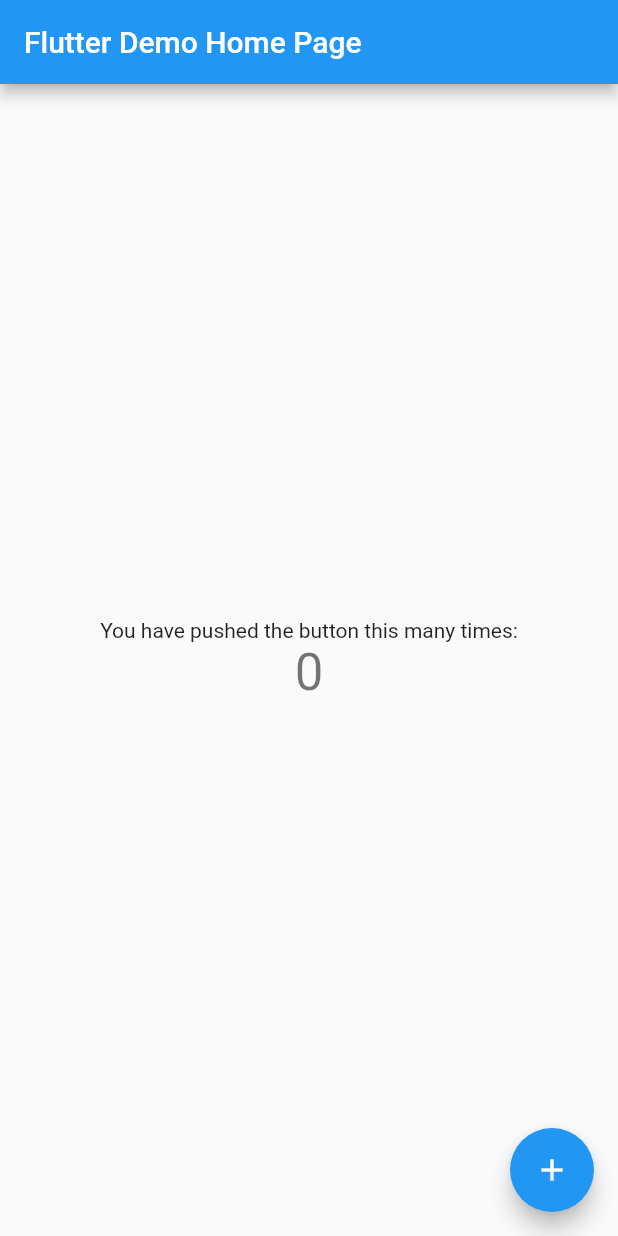
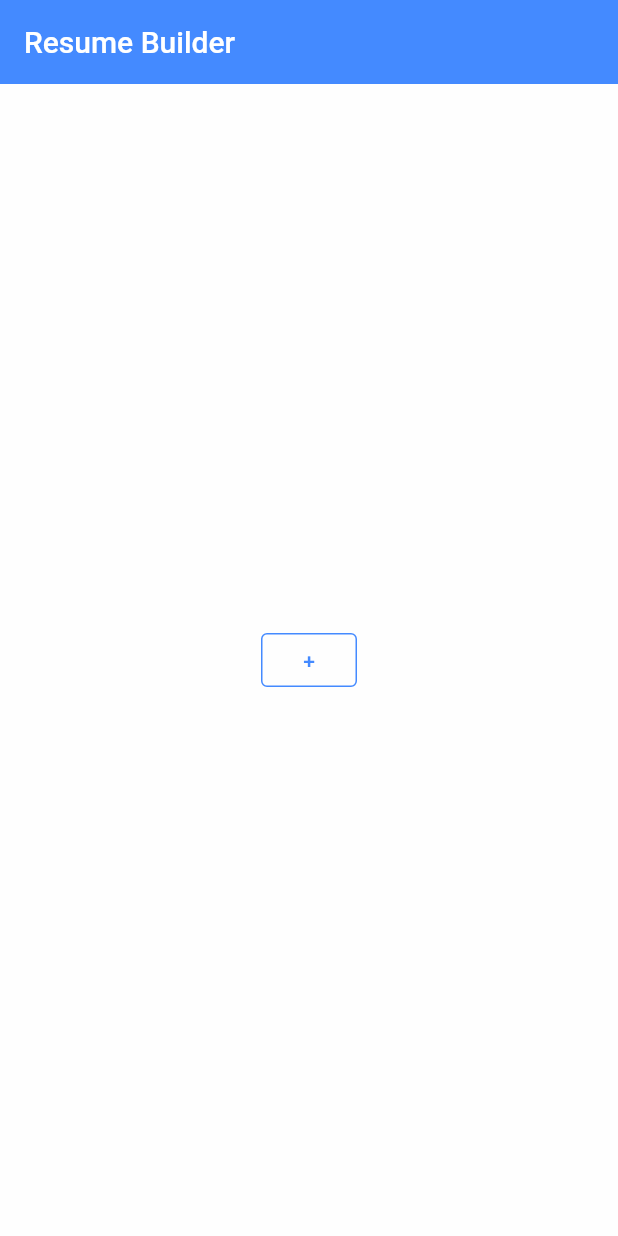
Before and after one commit to abhishek25red/resumemaker, a Flutter app: the screen it shows after launch, on a phone screen of 412 x 824 dp. Run offline on Flutter 3.47's test engine with Material 2 defaults, Android fonts, the phone set to English and light mode, and no system bars; our stand-ins replace sqflite; accounts and stored records are empty.

Commit message:
did minor chnages in icons and form field

```diff
--- a/lib/database.dart
+++ b/lib/database.dart
@@ -72,8 +72,7 @@ CREATE TABLE $cvtable (
     final db = await instance.database;
 
     final orderBy = '${cvsFields.time} ASC';
-    // final result =
-    //     await db.rawQuery('SELECT * FROM $tableNotes ORDER BY $orderBy');
+
 
     final result = await db.query(cvtable, orderBy: orderBy);
 
--- a/lib/details.dart
+++ b/lib/details.dart
@@ -38,7 +38,7 @@ class _cvDetailPageState extends State<cvDetailPage> {
   @override
   Widget build(BuildContext context) => Scaffold(
         appBar: AppBar(
-      backgroundColor: Colors.green.shade100,
+          backgroundColor: Colors.blueAccent,
           title: Text('resumes'),
           actions: [editButton(), deleteButton()],
         ),
@@ -73,7 +73,6 @@ class _cvDetailPageState extends State<cvDetailPage> {
       );
 
   Widget editButton() => IconButton(
-
       icon: Icon(Icons.edit_outlined),
       onPressed: () async {
         if (isLoading) return;
--- a/lib/main.dart
+++ b/lib/main.dart
@@ -1,115 +1,117 @@
 import 'package:flutter/material.dart';
+import 'package:resumemaker/database.dart';
+import 'package:resumemaker/details.dart';
+import 'package:resumemaker/edit.dart';
+import 'package:resumemaker/model.dart';
 
 void main() {
-  runApp(const MyApp());
+  runApp(MyApp());
 }
 
 class MyApp extends StatelessWidget {
-  const MyApp({Key? key}) : super(key: key);
-
-  // This widget is the root of your application.
   @override
   Widget build(BuildContext context) {
     return MaterialApp(
-      title: 'Flutter Demo',
+      debugShowCheckedModeBanner: false,
       theme: ThemeData(
-        // This is the theme of your application.
-        //
-        // Try running your application with "flutter run". You'll see the
-        // application has a blue toolbar. Then, without quitting the app, try
-        // changing the primarySwatch below to Colors.green and then invoke
-        // "hot reload" (press "r" in the console where you ran "flutter run",
-        // or simply save your changes to "hot reload" in a Flutter IDE).
-        // Notice that the counter didn't reset back to zero; the application
-        // is not restarted.
         primarySwatch: Colors.blue,
       ),
-      home: const MyHomePage(title: 'Flutter Demo Home Page'),
+      home: MyHomePage(),
     );
   }
 }
 
 class MyHomePage extends StatefulWidget {
-  const MyHomePage({Key? key, required this.title}) : super(key: key);
-
-  // This widget is the home page of your application. It is stateful, meaning
-  // that it has a State object (defined below) that contains fields that affect
-  // how it looks.
-
-  // This class is the configuration for the state. It holds the values (in this
-  // case the title) provided by the parent (in this case the App widget) and
-  // used by the build method of the State. Fields in a Widget subclass are
-  // always marked "final".
-
-  final String title;
-
   @override
-  State<MyHomePage> createState() => _MyHomePageState();
+  _MyHomePageState createState() => _MyHomePageState();
 }
 
 class _MyHomePageState extends State<MyHomePage> {
-  int _counter = 0;
+  late List<cv> cvs;
+  bool isLoading = false;
+  @override
+  void initState() {
+    super.initState();
 
-  void _incrementCounter() {
-    setState(() {
-      // This call to setState tells the Flutter framework that something has
-      // changed in this State, which causes it to rerun the build method below
-      // so that the display can reflect the updated values. If we changed
-      // _counter without calling setState(), then the build method would not be
-      // called again, and so nothing would appear to happen.
-      _counter++;
-    });
+    refreshcvs();
   }
 
   @override
+  void dispose() {
+    cvsDatabase.instance.close();
+
+    super.dispose();
+  }
+
+  Future refreshcvs() async {
+    setState(() => isLoading = true);
+
+    this.cvs = await cvsDatabase.instance.readAllcvs();
+
+    setState(() => isLoading = false);
+  }
+
   Widget build(BuildContext context) {
-    // This method is rerun every time setState is called, for instance as done
-    // by the _incrementCounter method above.
-    //
-    // The Flutter framework has been optimized to make rerunning build methods
-    // fast, so that you can just rebuild anything that needs updating rather
-    // than having to individually change instances of widgets.
+    var screensize = MediaQuery.of(context).size;
+    var widthT = screensize.width;
+    var heightT = screensize.height;
     return Scaffold(
       appBar: AppBar(
-        // Here we take the value from the MyHomePage object that was created by
-        // the App.build method, and use it to set our appbar title.
-        title: Text(widget.title),
+        title: Text("Resume Builder"),
+        backgroundColor: Colors.blueAccent,
+        elevation: 0,
       ),
-      body: Center(
-        // Center is a layout widget. It takes a single child and positions it
-        // in the middle of the parent.
-        child: Column(
-          // Column is also a layout widget. It takes a list of children and
-          // arranges them vertically. By default, it sizes itself to fit its
-          // children horizontally, and tries to be as tall as its parent.
-          //
-          // Invoke "debug painting" (press "p" in the console, choose the
-          // "Toggle Debug Paint" action from the Flutter Inspector in Android
-          // Studio, or the "Toggle Debug Paint" command in Visual Studio Code)
-          // to see the wireframe for each widget.
-          //
-          // Column has various properties to control how it sizes itself and
-          // how it positions its children. Here we use mainAxisAlignment to
-          // center the children vertically; the main axis here is the vertical
-          // axis because Columns are vertical (the cross axis would be
-          // horizontal).
-          mainAxisAlignment: MainAxisAlignment.center,
-          children: <Widget>[
-            const Text(
-              'You have pushed the button this many times:',
-            ),
-            Text(
-              '$_counter',
-              style: Theme.of(context).textTheme.headline4,
-            ),
-          ],
-        ),
-      ),
-      floatingActionButton: FloatingActionButton(
-        onPressed: _incrementCounter,
-        tooltip: 'Increment',
-        child: const Icon(Icons.add),
-      ), // This trailing comma makes auto-formatting nicer for build methods.
+      body: Container(
+          height: heightT,
+          width: widthT,
+          color: Colors.white70,
+          child: isLoading
+              ? CircularProgressIndicator()
+              : cvs.isEmpty
+                  ? Container(
+                      child: Center(
+                        child: OutlinedButton(
+                          child: Text("+"),
+                          style: OutlinedButton.styleFrom(
+                              primary: Colors.blueAccent,
+                              onSurface: Colors.blueAccent,
+                              side: BorderSide(
+                                  color: Colors.blueAccent, width: 1)),
+                          onPressed: () async {
+                            await Navigator.of(context).push(
+                              MaterialPageRoute(
+                                  builder: (context) => AddEditcvPage()),
+                            );
+
+                            refreshcvs();
+                          },
+                        ),
+                      ),
+                    )
+                  : ListView.builder(
+                      itemCount: cvs.length,
+                      itemBuilder: (BuildContext context, int index) {
+                        final cv = cvs[index];
+                        return ListTile(
+                            leading: Icon(Icons.list),
+                            trailing: ElevatedButton(
+                                style: ElevatedButton.styleFrom(
+                                    primary: Colors.white),
+                                onPressed: () async {
+                                  await Navigator.of(context)
+                                      .push(MaterialPageRoute(
+                                    builder: (context) =>
+                                        cvDetailPage(cvId: cv.id!),
+                                  ));
+
+                                  refreshcvs();
+                                },
+                                child: Text(
+                                  "open",
+                                  style: TextStyle(color: Colors.blueAccent),
+                                )),
+                            title: Text("List item ${cv.fullname}"));
+                      })),
     );
   }
 }
--- a/lib/model.dart
+++ b/lib/model.dart
@@ -2,7 +2,6 @@
 
 class cvsFields {
   static final List<String> values = [
-    /// Add all fields
     id, liked, mnumber, title, address,skills,edu, time
   ];
 
--- a/pubspec.yaml
+++ b/pubspec.yaml
@@ -34,6 +34,8 @@ dependencies:
   # The following adds the Cupertino Icons font to your application.
   # Use with the CupertinoIcons class for iOS style icons.
   cupertino_icons: ^1.0.2
+  sqflite: ^2.0.0+3
+  intl: ^0.17.0
 
 dev_dependencies:
   flutter_test:
```
Also changed, not shown: lib/edit.dart (+7 -7 lines), lib/widgets/formwidget.dart (+6 -10 lines), pubspec.lock, 1 other file. Lines whose indentation alone changed are shown as unchanged.
